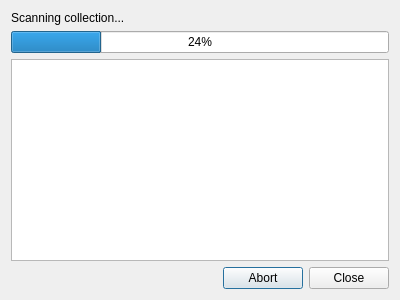
lbproductions/MorQ, file Server/src/ui/dialogs/rescancollectiondialog.ui: the form before one commit.
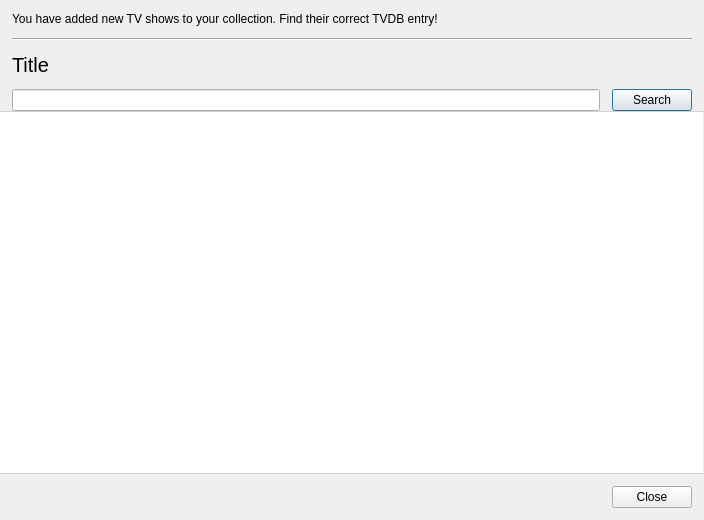
The form after the commit. The open tabs and pages were chosen to show the change. Icons and pictures are not drawn. Custom widgets are drawn as their Qt base class.

Commit message: Added tvdb scraping to the rescanner and wrote a gui for it.

```diff
--- a/Server/src/ui/dialogs/rescancollectiondialog.ui
+++ b/Server/src/ui/dialogs/rescancollectiondialog.ui
@@ -9,8 +9,8 @@
    <rect>
     <x>0</x>
     <y>0</y>
-    <width>400</width>
-    <height>300</height>
+    <width>704</width>
+    <height>520</height>
    </rect>
   </property>
   <property name="windowTitle">
@@ -20,39 +20,300 @@
    <bool>true</bool>
   </property>
   <layout class="QVBoxLayout" name="verticalLayout">
+   <property name="spacing">
+    <number>0</number>
+   </property>
+   <property name="leftMargin">
+    <number>0</number>
+   </property>
+   <property name="topMargin">
+    <number>0</number>
+   </property>
+   <property name="rightMargin">
+    <number>0</number>
+   </property>
+   <property name="bottomMargin">
+    <number>0</number>
+   </property>
    <item>
-    <widget class="QLabel" name="labelStatus">
-     <property name="text">
-      <string>Scanning collection...</string>
-     </property>
+    <widget class="QStackedWidget" name="stackedWidget">
+     <widget class="QWidget" name="pageScanFiles">
+      <property name="styleSheet">
+       <string notr="true">QTextEdit {
+border-top: 1px solid rgb(210,210,210);
+border-bottom: 1px solid rgb(210,210,210);
+border-left: 0px;
+border-right: 0px;
+}
+</string>
+      </property>
+      <layout class="QVBoxLayout" name="verticalLayout_2">
+       <property name="leftMargin">
+        <number>0</number>
+       </property>
+       <property name="topMargin">
+        <number>0</number>
+       </property>
+       <property name="rightMargin">
+        <number>0</number>
+       </property>
+       <property name="bottomMargin">
+        <number>0</number>
+       </property>
+       <item>
+        <layout class="QVBoxLayout" name="verticalLayout_3">
+         <property name="leftMargin">
+          <number>12</number>
+         </property>
+         <property name="topMargin">
+          <number>12</number>
+         </property>
+         <property name="rightMargin">
+          <number>12</number>
+         </property>
+         <property name="bottomMargin">
+          <number>12</number>
+         </property>
+         <item>
+          <widget class="QLabel" name="labelStatus">
+           <property name="text">
+            <string>Scanning collection...</string>
+           </property>
+          </widget>
+         </item>
+         <item>
+          <widget class="QProgressBar" name="progressBar">
+           <property name="value">
+            <number>24</number>
+           </property>
+          </widget>
+         </item>
+        </layout>
+       </item>
+       <item>
+        <widget class="QTextEdit" name="textEdit">
+         <property name="frameShape">
+          <enum>QFrame::Box</enum>
+         </property>
+         <property name="readOnly">
+          <bool>true</bool>
+         </property>
+        </widget>
+       </item>
+      </layout>
+     </widget>
+     <widget class="QWidget" name="pageConfirmTvdb">
+      <property name="styleSheet">
+       <string notr="true">QLabel#labelSeriesTitle {
+font-size: 20px;
+}
+
+QFrame#frameDetails {
+border-top: 1px solid rgb(210,210,210);
+border-bottom: 1px solid rgb(210,210,210);
+border-left: 0px;
+border-right: 0px;
+}
+QWidget#seriesWidgetBackground {
+background-color: qlineargradient(x1:0 y1:0, x2:0 y2:1, stop:0 rgb(225,225,225) stop:1 rgb(250,250,250));
+background-image: url(:/general/noisy-texture-200x200);
+}</string>
+      </property>
+      <layout class="QVBoxLayout" name="verticalLayout_4" stretch="0,1">
+       <property name="spacing">
+        <number>0</number>
+       </property>
+       <property name="leftMargin">
+        <number>0</number>
+       </property>
+       <property name="topMargin">
+        <number>0</number>
+       </property>
+       <property name="rightMargin">
+        <number>0</number>
+       </property>
+       <property name="bottomMargin">
+        <number>0</number>
+       </property>
+       <item>
+        <layout class="QVBoxLayout" name="verticalLayout_6">
+         <property name="spacing">
+          <number>12</number>
+         </property>
+         <property name="leftMargin">
+          <number>12</number>
+         </property>
+         <property name="topMargin">
+          <number>12</number>
+         </property>
+         <property name="rightMargin">
+          <number>12</number>
+         </property>
+         <item>
+          <widget class="QLabel" name="label">
+           <property name="text">
+            <string>You have added new TV shows to your collection. Find their correct TVDB entry!</string>
+           </property>
+           <property name="wordWrap">
+            <bool>true</bool>
+           </property>
+          </widget>
+         </item>
+         <item>
+          <widget class="Line" name="line">
+           <property name="orientation">
+            <enum>Qt::Horizontal</enum>
+           </property>
+          </widget>
+         </item>
+         <item>
+          <widget class="QLabel" name="labelSeriesTitle">
+           <property name="text">
+            <string>Title</string>
+           </property>
+          </widget>
+         </item>
+         <item>
+          <layout class="QHBoxLayout" name="horizontalLayout_2">
+           <property name="spacing">
+            <number>12</number>
+           </property>
+           <property name="leftMargin">
+            <number>0</number>
+           </property>
+           <property name="topMargin">
+            <number>0</number>
+           </property>
+           <property name="rightMargin">
+            <number>0</number>
+           </property>
+           <property name="bottomMargin">
+            <number>0</number>
+           </property>
+           <item>
+            <widget class="QLineEdit" name="lineEditSearch"/>
+           </item>
+           <item>
+            <widget class="QPushButton" name="pushButtonSearch">
+             <property name="text">
+              <string>Search</string>
+             </property>
+             <property name="default">
+              <bool>true</bool>
+             </property>
+            </widget>
+           </item>
+          </layout>
+         </item>
+        </layout>
+       </item>
+       <item>
+        <widget class="QFrame" name="frameDetails">
+         <layout class="QVBoxLayout" name="verticalLayout_5">
+          <property name="spacing">
+           <number>0</number>
+          </property>
+          <property name="leftMargin">
+           <number>0</number>
+          </property>
+          <property name="topMargin">
+           <number>0</number>
+          </property>
+          <property name="rightMargin">
+           <number>0</number>
+          </property>
+          <property name="bottomMargin">
+           <number>0</number>
+          </property>
+          <item>
+           <widget class="QSplitter" name="splitter">
+            <property name="lineWidth">
+             <number>0</number>
+            </property>
+            <property name="orientation">
+             <enum>Qt::Horizontal</enum>
+            </property>
+            <property name="opaqueResize">
+             <bool>false</bool>
+            </property>
+            <property name="handleWidth">
+             <number>1</number>
+            </property>
+            <widget class="QTreeView" name="treeView">
+             <property name="frameShape">
+              <enum>QFrame::NoFrame</enum>
+             </property>
+             <property name="rootIsDecorated">
+              <bool>false</bool>
+             </property>
+             <property name="headerHidden">
+              <bool>true</bool>
+             </property>
+            </widget>
+            <widget class="QWidget" name="seriesWidgetBackground" native="true">
+             <layout class="QHBoxLayout" name="horizontalLayout_3">
+              <property name="leftMargin">
+               <number>0</number>
+              </property>
+              <property name="topMargin">
+               <number>0</number>
+              </property>
+              <property name="rightMargin">
+               <number>0</number>
+              </property>
+              <property name="bottomMargin">
+               <number>0</number>
+              </property>
+              <item>
+               <widget class="SeriesWidget" name="seriesWidget" native="true"/>
+              </item>
+             </layout>
+            </widget>
+           </widget>
+          </item>
+         </layout>
+        </widget>
+       </item>
+      </layout>
+     </widget>
     </widget>
    </item>
    <item>
-    <widget class="QProgressBar" name="progressBar">
-     <property name="value">
-      <number>24</number>
+    <layout class="QHBoxLayout" name="horizontalLayout">
+     <property name="leftMargin">
+      <number>12</number>
      </property>
-    </widget>
-   </item>
-   <item>
-    <widget class="QTextEdit" name="textEdit">
-     <property name="readOnly">
-      <bool>true</bool>
+     <property name="topMargin">
+      <number>12</number>
      </property>
-    </widget>
-   </item>
-   <item>
-    <widget class="QDialogButtonBox" name="buttonBox">
-     <property name="orientation">
-      <enum>Qt::Horizontal</enum>
+     <property name="rightMargin">
+      <number>12</number>
      </property>
-     <property name="standardButtons">
-      <set>QDialogButtonBox::Abort|QDialogButtonBox::Close</set>
+     <property name="bottomMargin">
+      <number>12</number>
      </property>
-    </widget>
+     <item>
+      <widget class="QDialogButtonBox" name="buttonBox">
+       <property name="orientation">
+        <enum>Qt::Horizontal</enum>
+       </property>
+       <property name="standardButtons">
+        <set>QDialogButtonBox::Close</set>
+       </property>
+      </widget>
+     </item>
+    </layout>
    </item>
   </layout>
  </widget>
+ <customwidgets>
+  <customwidget>
+   <class>SeriesWidget</class>
+   <extends>QWidget</extends>
+   <header location="global">ui/widgets/serieswidget.h</header>
+   <container>1</container>
+  </customwidget>
+ </customwidgets>
  <resources/>
  <connections>
   <connection>
```
The commit also changes 20 other files.
